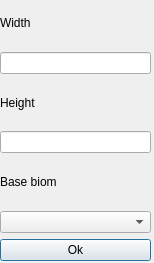
Above: new_map.ui from Wasgo097/levelcreator before the change. Below: the same form after it.
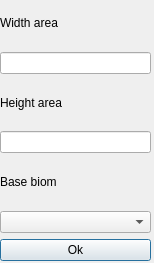
That is the form after the change.

```diff
--- a/new_map.ui
+++ b/new_map.ui
@@ -28,7 +28,7 @@
       <item>
        <widget class="QLabel" name="label_2">
         <property name="text">
-         <string>Width</string>
+         <string>Width area</string>
         </property>
        </widget>
       </item>
@@ -38,7 +38,7 @@
       <item>
        <widget class="QLabel" name="label">
         <property name="text">
-         <string>Height</string>
+         <string>Height area</string>
         </property>
        </widget>
       </item>
```
